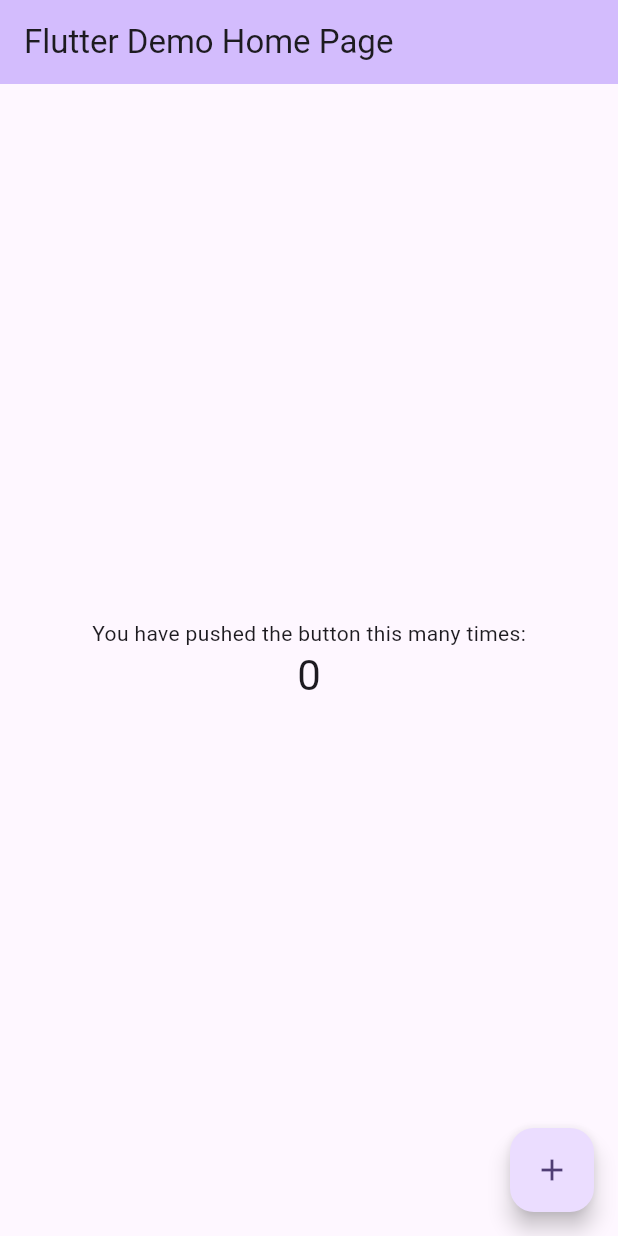
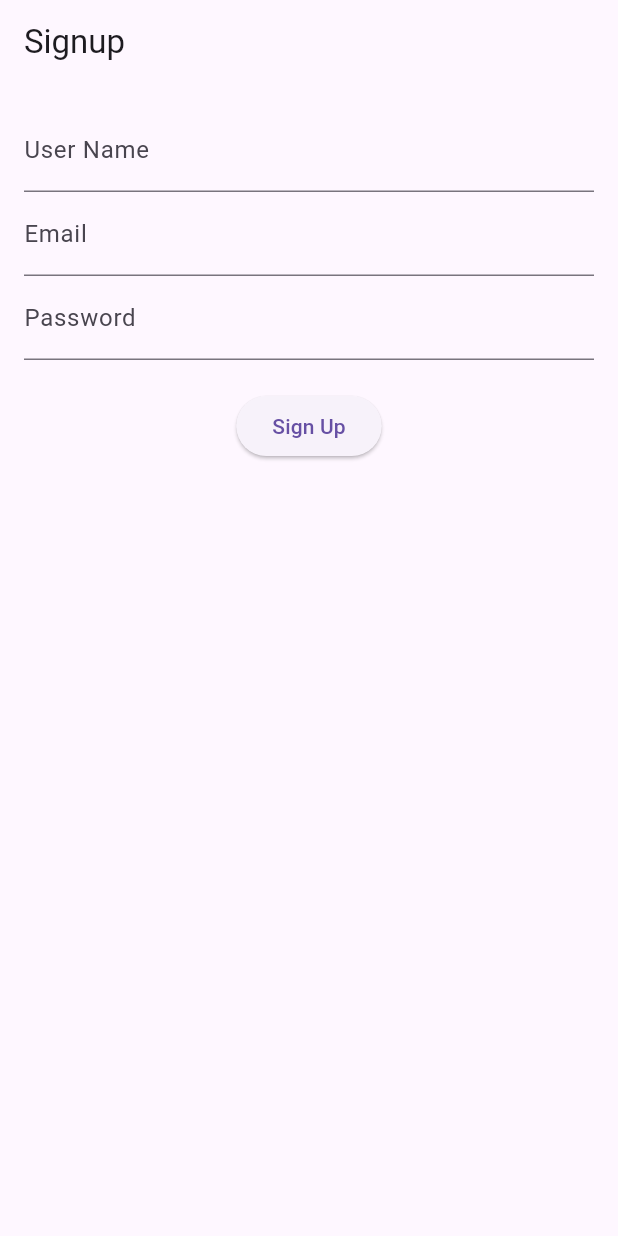
Before and after one commit to Bijay-Gurung/Boost-Productivity-and-Health, a Flutter app: the screen it shows after launch, on a phone screen of 412 x 824 dp. Run offline on Flutter 3.47's test engine with Material 3 defaults, Android fonts, the phone set to English and light mode, and no system bars.

Commit message:
Creating the signup page and connect it to backend

```diff
--- /dev/null
+++ b/lib/Signup.dart
@@ -0,0 +1,81 @@
+import 'package:flutter/material.dart';
+import 'package:http/http.dart' as http;
+import 'dart:convert';
+
+class Signup extends StatefulWidget {
+  @override
+  _SignupScreenState createState() => _SignupScreenState();
+}
+
+class _SignupScreenState extends State<Signup> {
+  final _userNameController = TextEditingController();
+  final _emailController = TextEditingController();
+  final _passwordController = TextEditingController();
+
+  Future<void> _signup() async {
+    final url = Uri.parse('http://192.168.1.74:4000/signup');
+
+    try {
+      final response = await http.post(
+        url,
+        body: json.encode({
+          'userName': _userNameController.text,
+          'email': _emailController.text,
+          'password': _passwordController.text,
+        }),
+        headers: {'Content-Type': 'application/json'},
+      );
+
+      if (response.statusCode == 201) {
+        // Handle success
+        ScaffoldMessenger.of(context).showSnackBar(
+          SnackBar(content: Text('Signup successful!')),
+        );
+      } else {
+        // Handle error
+        ScaffoldMessenger.of(context).showSnackBar(
+          SnackBar(content: Text('Signup failed. Please try again.')),
+        );
+      }
+    } catch (e) {
+      ScaffoldMessenger.of(context).showSnackBar(
+        SnackBar(content: Text('Error: $e')),
+      );
+    }
+  }
+
+  @override
+  Widget build(BuildContext context) {
+    return Scaffold(
+      appBar: AppBar(
+        title: Text('Signup'),
+      ),
+      body: Padding(
+        padding: const EdgeInsets.all(16.0),
+        child: Column(
+          children: <Widget>[
+            TextField(
+              controller: _userNameController,
+              decoration: InputDecoration(labelText: 'User Name'),
+            ),
+            TextField(
+              controller: _emailController,
+              decoration: InputDecoration(labelText: 'Email'),
+              keyboardType: TextInputType.emailAddress,
+            ),
+            TextField(
+              controller: _passwordController,
+              decoration: InputDecoration(labelText: 'Password'),
+              obscureText: true,
+            ),
+            SizedBox(height: 20),
+            ElevatedButton(
+              onPressed: _signup,
+              child: Text('Sign Up'),
+            ),
+          ],
+        ),
+      ),
+    );
+  }
+}
--- a/lib/main.dart
+++ b/lib/main.dart
@@ -1,125 +1,20 @@
 import 'package:flutter/material.dart';
+import 'Signup.dart';
+import 'Login.dart';
 
 void main() {
-  runApp(const MyApp());
+  runApp(MyApp());
 }
 
 class MyApp extends StatelessWidget {
-  const MyApp({super.key});
-
-  // This widget is the root of your application.
   @override
   Widget build(BuildContext context) {
     return MaterialApp(
-      title: 'Flutter Demo',
+      title: 'Boost Productivity and Health',
       theme: ThemeData(
-        // This is the theme of your application.
-        //
-        // TRY THIS: Try running your application with "flutter run". You'll see
-        // the application has a purple toolbar. Then, without quitting the app,
-        // try changing the seedColor in the colorScheme below to Colors.green
-        // and then invoke "hot reload" (save your changes or press the "hot
-        // reload" button in a Flutter-supported IDE, or press "r" if you used
-        // the command line to start the app).
-        //
-        // Notice that the counter didn't reset back to zero; the application
-        // state is not lost during the reload. To reset the state, use hot
-        // restart instead.
-        //
-        // This works for code too, not just values: Most code changes can be
-        // tested with just a hot reload.
-        colorScheme: ColorScheme.fromSeed(seedColor: Colors.deepPurple),
-        useMaterial3: true,
+        primarySwatch: Colors.blue,
       ),
-      home: const MyHomePage(title: 'Flutter Demo Home Page'),
+      home: Signup(),
     );
   }
 }
-
-class MyHomePage extends StatefulWidget {
-  const MyHomePage({super.key, required this.title});
-
-  // This widget is the home page of your application. It is stateful, meaning
-  // that it has a State object (defined below) that contains fields that affect
-  // how it looks.
-
-  // This class is the configuration for the state. It holds the values (in this
-  // case the title) provided by the parent (in this case the App widget) and
-  // used by the build method of the State. Fields in a Widget subclass are
-  // always marked "final".
-
-  final String title;
-
-  @override
-  State<MyHomePage> createState() => _MyHomePageState();
-}
-
-class _MyHomePageState extends State<MyHomePage> {
-  int _counter = 0;
-
-  void _incrementCounter() {
-    setState(() {
-      // This call to setState tells the Flutter framework that something has
-      // changed in this State, which causes it to rerun the build method below
-      // so that the display can reflect the updated values. If we changed
-      // _counter without calling setState(), then the build method would not be
-      // called again, and so nothing would appear to happen.
-      _counter++;
-    });
-  }
-
-  @override
-  Widget build(BuildContext context) {
-    // This method is rerun every time setState is called, for instance as done
-    // by the _incrementCounter method above.
-    //
-    // The Flutter framework has been optimized to make rerunning build methods
-    // fast, so that you can just rebuild anything that needs updating rather
-    // than having to individually change instances of widgets.
-    return Scaffold(
-      appBar: AppBar(
-        // TRY THIS: Try changing the color here to a specific color (to
-        // Colors.amber, perhaps?) and trigger a hot reload to see the AppBar
-        // change color while the other colors stay the same.
-        backgroundColor: Theme.of(context).colorScheme.inversePrimary,
-        // Here we take the value from the MyHomePage object that was created by
-        // the App.build method, and use it to set our appbar title.
-        title: Text(widget.title),
-      ),
-      body: Center(
-        // Center is a layout widget. It takes a single child and positions it
-        // in the middle of the parent.
-        child: Column(
-          // Column is also a layout widget. It takes a list of children and
-          // arranges them vertically. By default, it sizes itself to fit its
-          // children horizontally, and tries to be as tall as its parent.
-          //
-          // Column has various properties to control how it sizes itself and
-          // how it positions its children. Here we use mainAxisAlignment to
-          // center the children vertically; the main axis here is the vertical
-          // axis because Columns are vertical (the cross axis would be
-          // horizontal).
-          //
-          // TRY THIS: Invoke "debug painting" (choose the "Toggle Debug Paint"
-          // action in the IDE, or press "p" in the console), to see the
-          // wireframe for each widget.
-          mainAxisAlignment: MainAxisAlignment.center,
-          children: <Widget>[
-            const Text(
-              'You have pushed the button this many times:',
-            ),
-            Text(
-              '$_counter',
-              style: Theme.of(context).textTheme.headlineMedium,
-            ),
-          ],
-        ),
-      ),
-      floatingActionButton: FloatingActionButton(
-        onPressed: _incrementCounter,
-        tooltip: 'Increment',
-        child: const Icon(Icons.add),
-      ), // This trailing comma makes auto-formatting nicer for build methods.
-    );
-  }
-}
--- a/pubspec.yaml
+++ b/pubspec.yaml
@@ -30,6 +30,7 @@ environment:
 dependencies:
   flutter:
     sdk: flutter
+  http: ^1.2.2
 
   # The following adds the Cupertino Icons font to your application.
   # Use with the CupertinoIcons class for iOS style icons.
```
Also changed, not shown: lib/Login.dart (added, +75 -0 lines), pubspec.lock.
